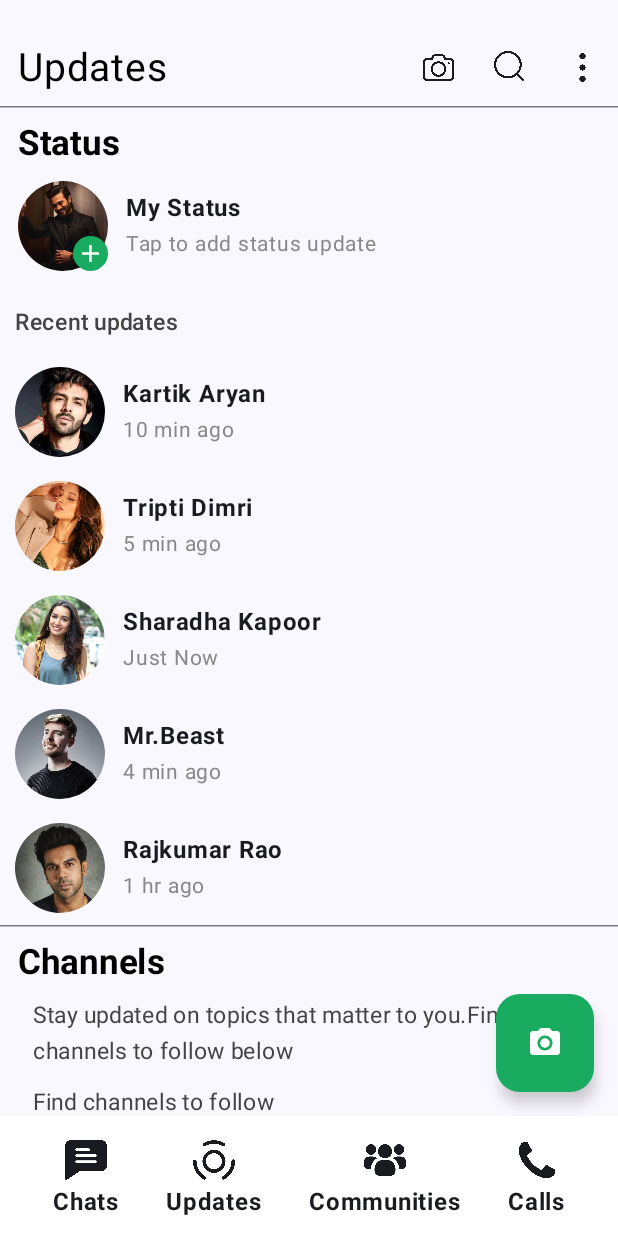
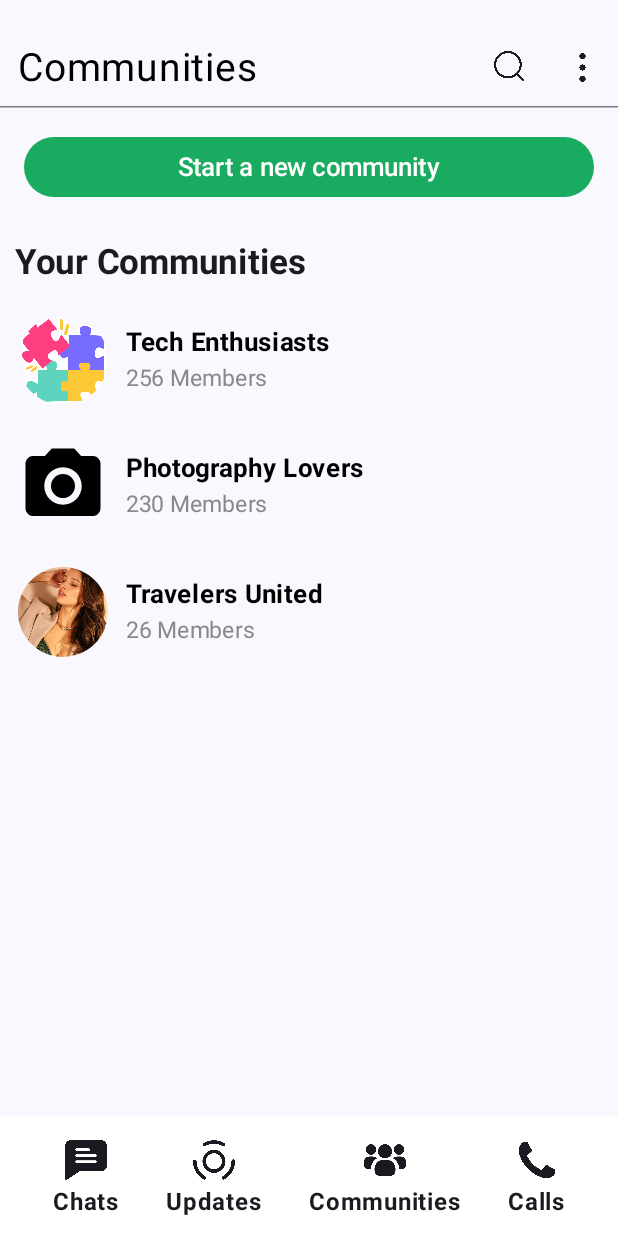
Before and after one commit to Swayampatel405/WhatsApp-Clone, an Android app built with Jetpack Compose: the screen it shows after launch (MainActivity), on a phone screen of 412 x 824 dp. Run offline under Robolectric (Android 15) with nearby library versions, the phone set to English and light mode, and no system bars.

Commit message:
Creating community screen

```diff
--- a/app/src/main/java/com/appvantage/whatsapp/MainActivity.kt
+++ b/app/src/main/java/com/appvantage/whatsapp/MainActivity.kt
@@ -10,6 +10,7 @@ import androidx.compose.foundation.layout.padding
 import androidx.compose.material3.Scaffold
 import androidx.compose.ui.Modifier
 import androidx.compose.ui.focus.focusModifier
+import com.appvantage.whatsapp.presentation.communityscreen.CommunityScreen
 import com.appvantage.whatsapp.presentation.homescreen.ChatDesign
 import com.appvantage.whatsapp.presentation.homescreen.HomeScreen
 import com.appvantage.whatsapp.presentation.splashscreen.SplashScreen
@@ -27,7 +28,7 @@ class MainActivity : ComponentActivity() {
                 Scaffold(
                     modifier = Modifier.fillMaxSize()
                 ){pD->
-                    UpdateScreen(modifier = Modifier.padding(pD))
+                    CommunityScreen(modifier = Modifier.padding(pD))
                 }
             }
         }
--- /dev/null
+++ b/app/src/main/java/com/appvantage/whatsapp/presentation/communityscreen/CommunityData.kt
@@ -0,0 +1,15 @@
+package com.appvantage.whatsapp.presentation.communityscreen
+
+import com.appvantage.whatsapp.R
+
+data class CommunityData(
+    val image:Int,
+    val name:String,
+    val memberCount:String
+)
+
+val sampleCommunityData = listOf(
+    CommunityData(image = R.drawable.img, name = "Tech Enthusiasts", memberCount = "256 Members"),
+    CommunityData(image = R.drawable.baseline_photo_camera_24, name = "Photography Lovers", memberCount = "230 Members"),
+    CommunityData(image = R.drawable.tripti_dimri, name = "Travelers United", memberCount = "26 Members"),
+)
--- /dev/null
+++ b/app/src/main/java/com/appvantage/whatsapp/presentation/communityscreen/CommunityItem.kt
@@ -0,0 +1,50 @@
+package com.appvantage.whatsapp.presentation.communityscreen
+
+import androidx.compose.foundation.Image
+import androidx.compose.foundation.layout.Column
+import androidx.compose.foundation.layout.Row
+import androidx.compose.foundation.layout.Spacer
+import androidx.compose.foundation.layout.fillMaxWidth
+import androidx.compose.foundation.layout.padding
+import androidx.compose.foundation.layout.size
+import androidx.compose.foundation.layout.width
+import androidx.compose.foundation.shape.CircleShape
+import androidx.compose.material3.Text
+import androidx.compose.runtime.Composable
+import androidx.compose.ui.Alignment
+import androidx.compose.ui.Modifier
+import androidx.compose.ui.draw.clip
+import androidx.compose.ui.graphics.Color
+import androidx.compose.ui.layout.ContentScale
+import androidx.compose.ui.res.painterResource
+import androidx.compose.ui.text.font.FontWeight
+import androidx.compose.ui.tooling.preview.Preview
+import androidx.compose.ui.unit.dp
+import androidx.compose.ui.unit.sp
+import com.appvantage.whatsapp.R
+
+//@Preview(showSystemUi = true, showBackground = true)
+@Composable
+fun CommunityItem(communityData: CommunityData){
+    Row(
+        modifier = Modifier.fillMaxWidth().padding(12.dp),
+        verticalAlignment = Alignment.CenterVertically
+    ) {
+        Image(
+            painter = painterResource(communityData.image),
+            contentDescription = null,
+            modifier = Modifier.size(60.dp).clip(CircleShape),
+            contentScale = ContentScale.Crop
+        )
+
+        Spacer(modifier = Modifier.width(12.dp))
+
+        Column {
+            Text(communityData.name, fontSize = 17.sp, fontWeight = FontWeight.Bold, color = Color.Black)
+
+            Text(communityData.memberCount, fontSize = 15.sp, color = Color.Gray)
+
+        }
+    }
+
+}
--- /dev/null
+++ b/app/src/main/java/com/appvantage/whatsapp/presentation/communityscreen/CommunityScreen.kt
@@ -0,0 +1,63 @@
+package com.appvantage.whatsapp.presentation.communityscreen
+
+import androidx.compose.foundation.layout.Column
+import androidx.compose.foundation.layout.Spacer
+import androidx.compose.foundation.layout.fillMaxWidth
+import androidx.compose.foundation.layout.height
+import androidx.compose.foundation.layout.padding
+import androidx.compose.material3.Button
+import androidx.compose.material3.ButtonDefaults
+import androidx.compose.material3.Scaffold
+import androidx.compose.material3.Text
+import androidx.compose.runtime.Composable
+import androidx.compose.ui.Modifier
+import androidx.compose.ui.graphics.Color
+import androidx.compose.ui.res.colorResource
+import androidx.compose.ui.text.font.FontWeight
+import androidx.compose.ui.tooling.preview.Preview
+import androidx.compose.ui.unit.dp
+import androidx.compose.ui.unit.sp
+import com.appvantage.whatsapp.R
+import com.appvantage.whatsapp.presentation.bottomnavigation.BottomNavigation
+
+@Preview(showSystemUi = true)
+@Composable
+fun CommunityScreen(modifier: Modifier = Modifier){
+    Scaffold (
+        topBar = { CommunityTopBar() },
+        bottomBar = { BottomNavigation() }
+
+    ){
+        Column(
+            modifier = Modifier.padding(it)
+        ){
+            Button(
+                onClick = {},
+                modifier = Modifier
+                    .fillMaxWidth()
+                    .padding(top = 15.dp, start = 16.dp, end = 16.dp),
+                colors = ButtonDefaults.buttonColors(
+                    containerColor =  colorResource(R.color.light_green),
+                    contentColor = Color.White
+                )
+            ){
+                Text("Start a new community", fontSize = 17.sp)
+            }
+
+            Spacer(modifier = Modifier.height(16.dp))
+
+            Text(
+                text = "Your Communities",
+                fontSize = 23.sp,
+                fontWeight = FontWeight.Bold,
+                modifier = Modifier.padding(10.dp)
+            )
+
+            sampleCommunityData.forEach {community->
+                CommunityItem(communityData = community)
+            }
+
+        }
+    }
+
+}
--- /dev/null
+++ b/app/src/main/java/com/appvantage/whatsapp/presentation/communityscreen/CommunityTopBar.kt
@@ -0,0 +1,112 @@
+package com.appvantage.whatsapp.presentation.communityscreen
+
+import androidx.compose.foundation.layout.Box
+import androidx.compose.foundation.layout.Column
+import androidx.compose.foundation.layout.Row
+import androidx.compose.foundation.layout.Spacer
+import androidx.compose.foundation.layout.fillMaxWidth
+import androidx.compose.foundation.layout.height
+import androidx.compose.foundation.layout.padding
+import androidx.compose.foundation.layout.size
+import androidx.compose.material3.DropdownMenu
+import androidx.compose.material3.DropdownMenuItem
+import androidx.compose.material3.HorizontalDivider
+import androidx.compose.material3.Icon
+import androidx.compose.material3.IconButton
+import androidx.compose.material3.Text
+import androidx.compose.material3.TextField
+import androidx.compose.material3.TextFieldDefaults
+import androidx.compose.runtime.Composable
+import androidx.compose.runtime.getValue
+import androidx.compose.runtime.mutableStateOf
+import androidx.compose.runtime.remember
+import androidx.compose.runtime.setValue
+import androidx.compose.ui.Modifier
+import androidx.compose.ui.graphics.Color
+import androidx.compose.ui.res.painterResource
+import androidx.compose.ui.tooling.preview.Preview
+import androidx.compose.ui.unit.dp
+import androidx.compose.ui.unit.sp
+import com.appvantage.whatsapp.R
+
+@Preview(showSystemUi = true)
+@Composable
+fun CommunityTopBar(){
+    var isSearching by remember { mutableStateOf(false) }
+    var search by remember { mutableStateOf("") }
+    var showMenu by remember { mutableStateOf(false) }
+
+    Box(modifier = Modifier.fillMaxWidth()) {
+        Column{
+            Row(modifier = Modifier.padding(top = 12.dp)) {
+                if(isSearching){
+                    TextField(
+                        value = search,
+                        onValueChange = {search = it},
+                        placeholder = { Text("search") },
+                        colors = TextFieldDefaults.colors(
+                            focusedContainerColor = Color.Transparent,
+                            unfocusedContainerColor = Color.Transparent,
+                            focusedIndicatorColor = Color.Transparent,
+                            unfocusedIndicatorColor = Color.Transparent
+                        ),
+                        modifier = Modifier.padding(start = 12.dp),
+                        singleLine = true
+                    )
+                }else{
+                    Text(
+                        "Communities",
+                        fontSize = 26.sp,
+                        color = Color.Black,
+                        modifier = Modifier.padding(start = 12.dp,top = 18.dp)
+                    )
+                }
+                Spacer(modifier = Modifier.weight(1f))
+                if(isSearching){
+
+                    IconButton(onClick = {
+                        isSearching = false
+                        search = ""
+                    }) {
+                        Icon(
+                            painter = painterResource(R.drawable.cross),
+                            contentDescription = null,
+                            modifier = Modifier.padding(top = 18.dp).size(15.dp)
+                        )
+                    }
+                }else{
+                    IconButton(
+                        onClick = {isSearching = true}
+                    ) {
+                        Icon(
+                            painter = painterResource(R.drawable.search),
+                            contentDescription = null,
+                            modifier = Modifier.padding(top = 18.dp).size(24.dp)
+                        )
+                    }
+                    IconButton(
+                        onClick = {showMenu = true}
+                    ) {
+                        Icon(
+                            painter = painterResource(R.drawable.more),
+                            contentDescription = null,
+                            modifier = Modifier.padding(top = 18.dp).size(24.dp)
+                        )
+
+                        DropdownMenu(expanded = showMenu, onDismissRequest = {showMenu = false}, modifier = Modifier.height(60.dp)){
+                            DropdownMenuItem(
+                                text = { Text("Settings") },
+                                onClick = {showMenu = false}
+                            )
+
+                        }
+                    }
+
+                }
+
+            }
+            Spacer(modifier = Modifier.height(10.dp))
+            HorizontalDivider()
+        }
+    }
+}
--- a/app/src/main/java/com/appvantage/whatsapp/presentation/updatescreen/UpdateScreenData.kt
+++ b/app/src/main/java/com/appvantage/whatsapp/presentation/updatescreen/UpdateScreenData.kt
@@ -1,8 +1,5 @@
 package com.appvantage.whatsapp.presentation.updatescreen
 
-import android.media.Image
-import android.media.MediaDescription
-import androidx.compose.ui.res.painterResource
 import com.appvantage.whatsapp.R
 
 data class StatusData(
@@ -12,11 +9,11 @@ data class StatusData(
 )
 
 val sampleStatusData = listOf(
-    StatusData(image = R.drawable.kartik_aaryan, name ="Kartik Aryan", time ="10 min ago"),
-    StatusData(image = R.drawable.tripti_dimri, name ="Tripti Dimri", time ="5 min ago"),
+    StatusData(image = R.drawable.kartik_aaryan, name ="Kartik Aryan", time ="10min ago"),
+    StatusData(image = R.drawable.tripti_dimri, name ="Tripti Dimri", time ="5min ago"),
     StatusData(image = R.drawable.sharadha_kapoor, name ="Sharadha Kapoor", time ="Just Now"),
-    StatusData(image = R.drawable.mrbeast, name ="Mr.Beast", time ="4 min ago"),
-    StatusData(image = R.drawable.rajkummar_rao, name ="Rajkumar Rao", time ="1 hr ago")
+    StatusData(image = R.drawable.mrbeast, name ="Mr.Beast", time ="4min ago"),
+    StatusData(image = R.drawable.rajkummar_rao, name ="Rajkumar Rao", time ="1hr ago")
 )
 
 data class ChannelData(
--- a/app/src/main/java/com/appvantage/whatsapp/presentation/updatescreen/TopBar.kt
+++ b/app/src/main/java/com/appvantage/whatsapp/presentation/updatescreen/UpdateTopBar.kt
@@ -24,7 +24,6 @@ import androidx.compose.runtime.setValue
 import androidx.compose.ui.Modifier
 import androidx.compose.ui.graphics.Color
 import androidx.compose.ui.res.painterResource
-import androidx.compose.ui.text.font.FontWeight
 import androidx.compose.ui.tooling.preview.Preview
 import androidx.compose.ui.unit.dp
 import androidx.compose.ui.unit.sp
```
